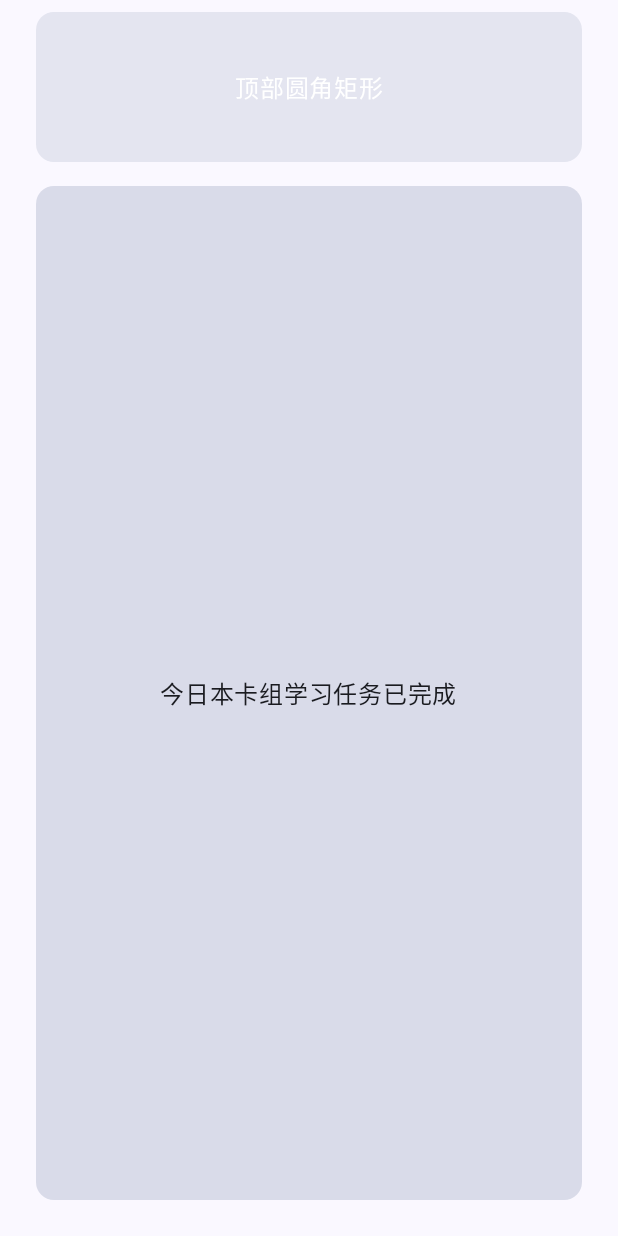
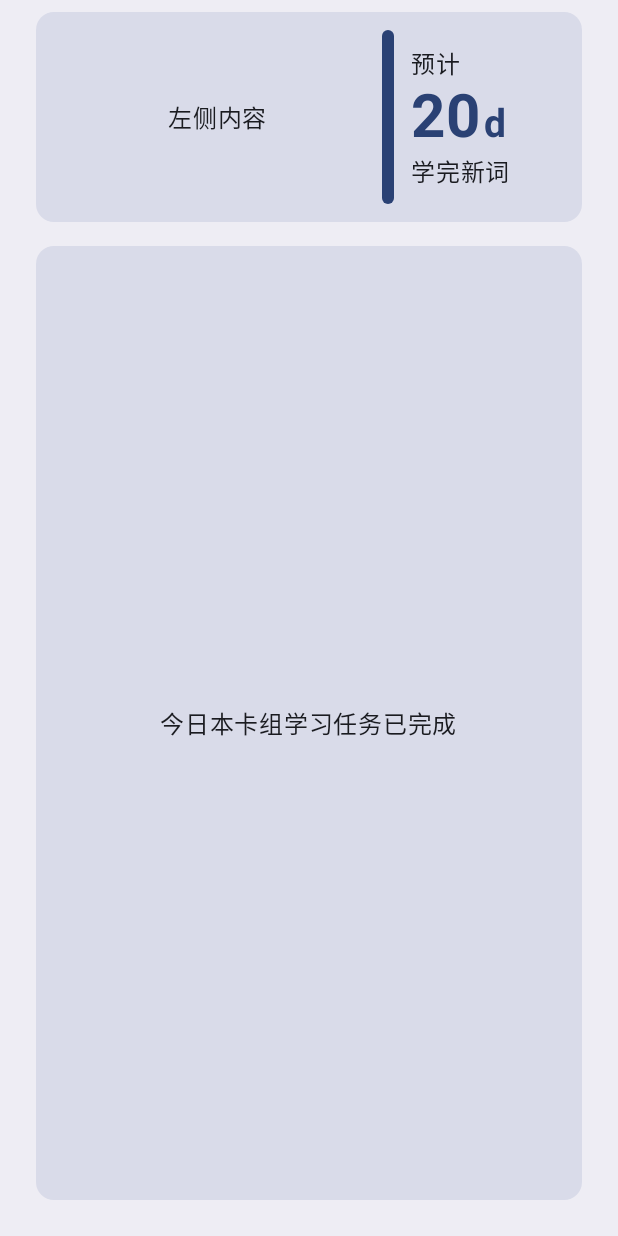
Before and after one commit to sakesane/Memori, an Android app built with Jetpack Compose: the composable CardScreen called with empty values, on a phone screen of 412 x 824 dp. Run offline under Robolectric (Android 15) with nearby library versions, the phone set to English and light mode, and no system bars; our stand-ins replace Dagger/Hilt's generated code, Room's generated code, livedata-compose.

Commit message:
💫沉浸在自己的 UI 艺术里

```diff
--- a/app/src/main/java/com/example/memori/ui/card/CardScreen.kt
+++ b/app/src/main/java/com/example/memori/ui/card/CardScreen.kt
@@ -1,7 +1,6 @@
 package com.example.memori.ui.card
 
 import androidx.compose.animation.core.Animatable
-import androidx.compose.animation.core.animateFloatAsState
 import androidx.compose.animation.core.tween
 import androidx.compose.foundation.clickable
 import androidx.compose.foundation.gestures.detectDragGestures
@@ -24,6 +23,7 @@ import androidx.compose.runtime.livedata.observeAsState
 import androidx.hilt.navigation.compose.hiltViewModel
 import com.example.memori.algorithm.Rating
 import com.example.memori.database.util.CustomNewDayTimeConverter
+import com.example.memori.ui.card.topInfo.TopInfo
 import java.time.LocalDateTime
 
 /**
@@ -64,9 +64,14 @@ fun CardScreen(deckId: Long) {
     val maxOffsetPx = 32.dp.value * density
     val slideOutDistance = 1500f
 
+    // 主题
+    val backgroundColor = androidx.compose.material3.MaterialTheme.colorScheme.surfaceContainer
+    val cardColor = androidx.compose.material3.MaterialTheme.colorScheme.surface
+
     Surface(
         modifier = Modifier.fillMaxSize(),
-        tonalElevation = 0.dp
+        tonalElevation = 0.dp,
+        color = backgroundColor
     ) {
         Column(modifier = Modifier.fillMaxSize()) {
             TopInfo()
@@ -94,13 +99,15 @@ fun CardScreen(deckId: Long) {
                     Surface(
                         modifier = Modifier.fillMaxSize(),
                         shape = androidx.compose.material3.MaterialTheme.shapes.medium,
-                        tonalElevation = 19.dp
+                        tonalElevation = 19.dp,
+                        color = cardColor
                     ) {
                         CardContent(card = nextCard, isFlipped = false)
                     }
                     // 当前卡片
                     Surface(
                         shape = androidx.compose.material3.MaterialTheme.shapes.medium,
+                        color = cardColor,
                         tonalElevation = 20.dp,
                         modifier = Modifier
                             .fillMaxSize()
@@ -233,7 +240,8 @@ fun CardScreen(deckId: Long) {
                     Surface(
                         modifier = Modifier.fillMaxSize(),
                         shape = androidx.compose.material3.MaterialTheme.shapes.medium,
-                        tonalElevation = 20.dp
+                        tonalElevation = 20.dp,
+                        color = cardColor
                     ) {
                         Box(
                             modifier = Modifier.fillMaxSize(),
--- a/app/src/main/java/com/example/memori/ui/card/TopInfo.kt
+++ /dev/null
@@ -1,43 +0,0 @@
-package com.example.memori.ui.card
-
-import androidx.compose.foundation.layout.Box
-import androidx.compose.foundation.layout.WindowInsets
-import androidx.compose.foundation.layout.asPaddingValues
-import androidx.compose.foundation.layout.fillMaxSize
-import androidx.compose.foundation.layout.fillMaxWidth
-import androidx.compose.foundation.layout.height
-import androidx.compose.foundation.layout.padding
-import androidx.compose.foundation.layout.statusBars
-import androidx.compose.material3.Surface
-import androidx.compose.material3.Text
-import androidx.compose.runtime.Composable
-import androidx.compose.ui.Alignment
-import androidx.compose.ui.Modifier
-import androidx.compose.ui.unit.dp
-
-@Composable
-fun TopInfo() {
-    val statusBarHeight = WindowInsets.statusBars.asPaddingValues().calculateTopPadding()
-    Surface(
-        modifier = Modifier
-            .padding(
-                top = statusBarHeight + 8.dp, // 状态栏高度+自定义间距
-                start = 24.dp,
-                end = 24.dp
-            )
-            .fillMaxWidth()
-            .height(100.dp),
-        shape = androidx.compose.material3.MaterialTheme.shapes.medium,
-        tonalElevation = 6.dp
-    ) {
-        Box(
-            modifier = Modifier.fillMaxSize(),
-            contentAlignment = Alignment.Center
-        ) {
-            Text(
-                text = "顶部圆角矩形",
-                color = androidx.compose.material3.MaterialTheme.colorScheme.onPrimaryContainer
-            )
-        }
-    }
-}
--- /dev/null
+++ b/app/src/main/java/com/example/memori/ui/card/topInfo/TopInfo.kt
@@ -0,0 +1,126 @@
+package com.example.memori.ui.card.topInfo
+
+import androidx.compose.foundation.layout.Arrangement
+import androidx.compose.foundation.layout.Box
+import androidx.compose.foundation.layout.Column
+import androidx.compose.foundation.layout.Row
+import androidx.compose.foundation.layout.Spacer
+import androidx.compose.foundation.layout.WindowInsets
+import androidx.compose.foundation.layout.asPaddingValues
+import androidx.compose.foundation.layout.fillMaxHeight
+import androidx.compose.foundation.layout.fillMaxSize
+import androidx.compose.foundation.layout.fillMaxWidth
+import androidx.compose.foundation.layout.height
+import androidx.compose.foundation.layout.padding
+import androidx.compose.foundation.layout.statusBars
+import androidx.compose.foundation.layout.width
+import androidx.compose.material3.Surface
+import androidx.compose.material3.Text
+import androidx.compose.runtime.Composable
+import androidx.compose.ui.Alignment
+import androidx.compose.ui.Modifier
+import androidx.compose.ui.tooling.preview.Preview
+import androidx.compose.ui.unit.dp
+import androidx.compose.ui.unit.sp
+
+@Composable
+fun TopInfo() {
+    val statusBarHeight = WindowInsets.statusBars.asPaddingValues().calculateTopPadding()
+    // 主题
+    val outsideColor =  androidx.compose.material3.MaterialTheme.colorScheme.surface
+    val numberColor = androidx.compose.material3.MaterialTheme.colorScheme.primary
+    val barColor = androidx.compose.material3.MaterialTheme.colorScheme.primary
+
+    Surface(
+        modifier = Modifier
+            .padding(
+                top = statusBarHeight + 8.dp, // 状态栏高度+自定义间距
+                start = 24.dp,
+                end = 24.dp
+            )
+            .fillMaxWidth()
+            .height(140.dp),
+        color = outsideColor,
+        shape = androidx.compose.material3.MaterialTheme.shapes.medium,
+        tonalElevation = 20.dp
+    ) {
+        Box(
+            modifier = Modifier.fillMaxSize(),
+            contentAlignment = Alignment.Center
+        ) {
+            Row(
+                modifier = Modifier
+                    .fillMaxSize()
+                    .padding(12.dp), // 内部padding
+                verticalAlignment = Alignment.CenterVertically
+            ) {
+                // 左侧内容
+                Box(
+                    modifier = Modifier
+                        .weight(2f)
+                        .fillMaxHeight(),
+                    contentAlignment = Alignment.Center
+                ) {
+                    Text(
+                        text = "左侧内容",
+                        color = androidx.compose.material3.MaterialTheme.colorScheme.onSurface
+                    )
+                }
+                Surface(
+                    modifier = Modifier
+                        .width(8.dp)
+                        .fillMaxHeight(),
+                    color = barColor,
+                    shape = androidx.compose.material3.MaterialTheme.shapes.medium
+                ){}
+                Spacer(modifier = Modifier.width(4.dp))
+                // 右侧内容
+                Box(
+                    modifier = Modifier
+                        .weight(1f)
+                        .padding(4.dp)
+                        .fillMaxHeight(),
+                    contentAlignment = Alignment.Center
+                ) {
+                    Column(
+                        modifier = Modifier
+                            .padding(3.dp),
+                        verticalArrangement = Arrangement.Center,
+                        horizontalAlignment = Alignment.Start
+                    ) {
+                        Text(
+                            text = "预计",
+                            color = androidx.compose.material3.MaterialTheme.colorScheme.onSurface
+                        )
+                        Row(modifier = Modifier.fillMaxWidth(), verticalAlignment = Alignment.Bottom) {
+                            Text(
+                                text = "20",
+                                color = numberColor,
+                                fontWeight = androidx.compose.ui.text.font.FontWeight.Bold,
+                                fontSize = 40.sp
+                            )
+                            Text(
+                                text = "d",
+                                color = numberColor,
+                                fontWeight = androidx.compose.ui.text.font.FontWeight.Bold,
+                                fontSize = 26.sp, // 更小的字号
+                                modifier = Modifier.padding(start = 2.dp, bottom = 4.dp)
+                            )
+                        }
+                        Text(
+                            text = "学完新词",
+                            color = androidx.compose.material3.MaterialTheme.colorScheme.onSurface
+                        )
+                    }
+                }
+            }
+        }
+    }
+}
+
+
+@Preview(showBackground = true)
+@Composable
+fun TopInfoPreview() {
+    TopInfo()
+}
--- a/app/src/main/java/com/example/memori/ui/home/HomeViewModel.kt
+++ b/app/src/main/java/com/example/memori/ui/home/HomeViewModel.kt
@@ -6,7 +6,6 @@ import androidx.lifecycle.viewModelScope
 import com.example.memori.database.MemoriDB
 import com.example.memori.database.entity.Deck
 import com.example.memori.database.entity.Card
-import com.example.memori.database.util.CustomNewDayTimeConverter
 import com.example.memori.database.util.DeckResetHelper
 import dagger.hilt.android.lifecycle.HiltViewModel
 import dagger.hilt.android.qualifiers.ApplicationContext
@@ -21,7 +20,6 @@ class HomeViewModel @Inject constructor(
     @ApplicationContext private val context: Context
 ) : ViewModel() {
     private val deckDao = db.deckDao()
-    private val cardDao = db.cardDao()
     private val _decks = MutableStateFlow<List<Deck>>(emptyList())
     val decks: StateFlow<List<Deck>> = _decks
 
```
Also changed, not shown: app/src/main/java/com/example/memori/ui/card/CardContent.kt (+85 -12 lines), app/src/main/java/com/example/memori/ui/card/topInfo/TopInfoViewModel.kt (added, +19 -0 lines), app/src/main/res/drawable/asterisk_24dp.xml (added, +9 -0 lines).
